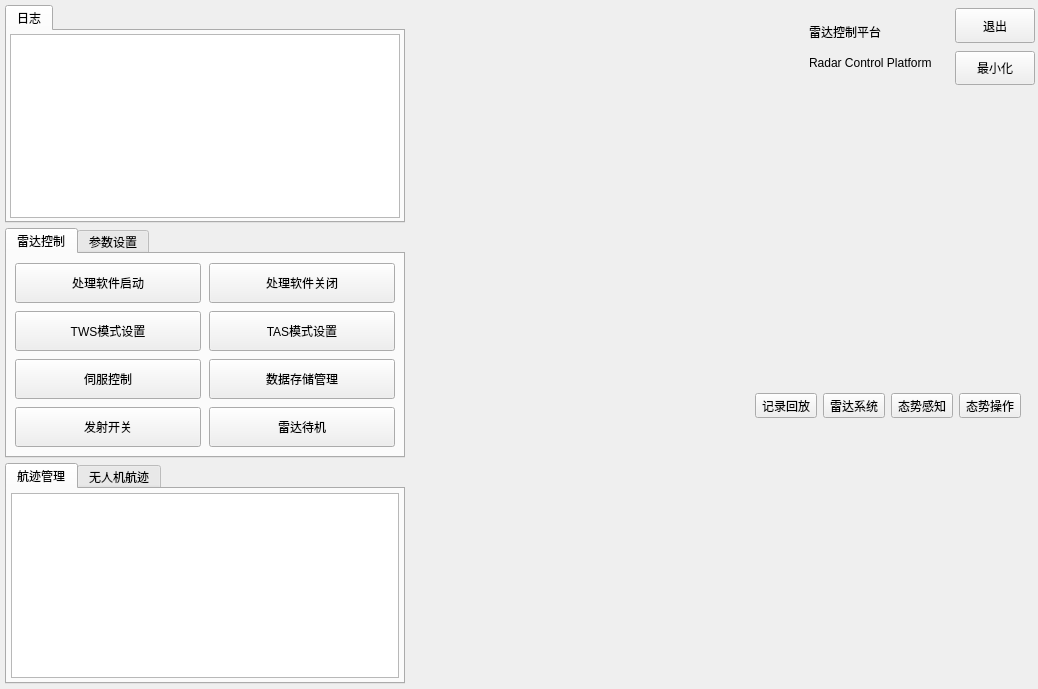
Before: the Qt Designer form mainPanel/mainoverlayout.ui in DanielWuxiaoxiao/DispCtrl, drawn with Qt 5.
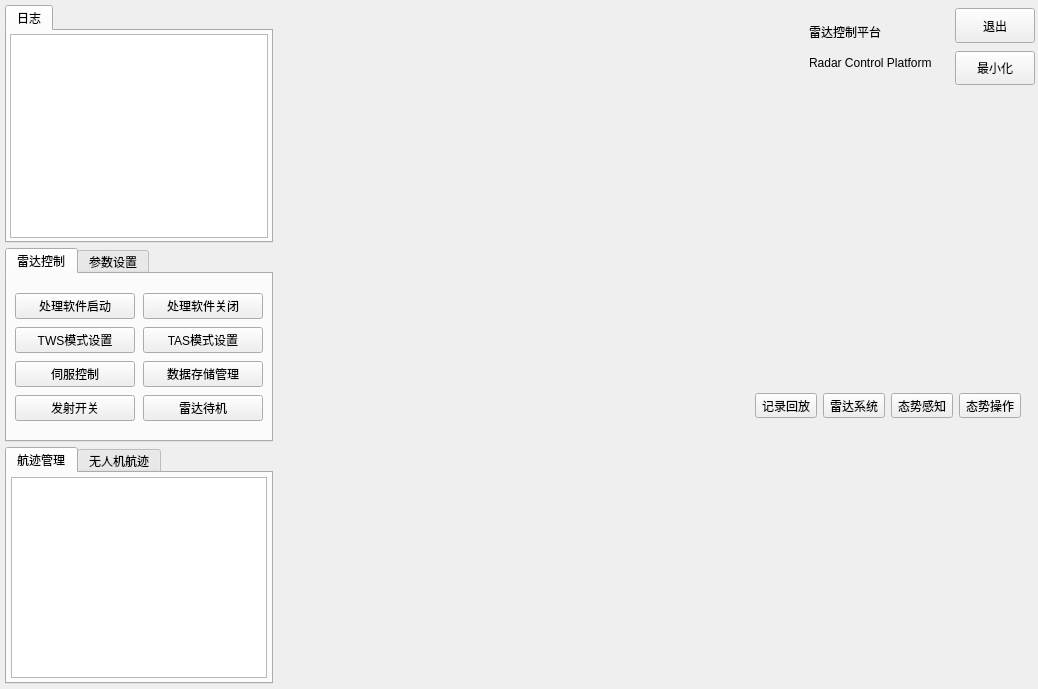
After: the same form once the commit is applied. Icons and pictures are not drawn.

What changed in the file:
```diff
--- a/mainPanel/mainoverlayout.ui
+++ b/mainPanel/mainoverlayout.ui
@@ -51,15 +51,15 @@
        <item>
         <widget class="QTabWidget" name="infoTab">
          <property name="sizePolicy">
-          <sizepolicy hsizetype="Expanding" vsizetype="Preferred">
+          <sizepolicy hsizetype="Expanding" vsizetype="Expanding">
            <horstretch>0</horstretch>
            <verstretch>0</verstretch>
           </sizepolicy>
          </property>
          <property name="maximumSize">
           <size>
-           <width>400</width>
-           <height>16777215</height>
+           <width>16777215</width>
+           <height>500</height>
           </size>
          </property>
          <property name="tabShape">
@@ -128,14 +128,14 @@
          </property>
          <property name="minimumSize">
           <size>
-           <width>400</width>
+           <width>0</width>
            <height>0</height>
           </size>
          </property>
          <property name="maximumSize">
           <size>
            <width>16777215</width>
-           <height>600</height>
+           <height>16777215</height>
           </size>
          </property>
          <property name="tabShape">
@@ -187,7 +187,7 @@
                <property name="minimumSize">
                 <size>
                  <width>0</width>
-                 <height>40</height>
+                 <height>20</height>
                 </size>
                </property>
                <property name="cursor">
@@ -203,7 +203,7 @@
                <property name="minimumSize">
                 <size>
                  <width>0</width>
-                 <height>40</height>
+                 <height>20</height>
                 </size>
                </property>
                <property name="cursor">
@@ -219,7 +219,7 @@
                <property name="minimumSize">
                 <size>
                  <width>0</width>
-                 <height>40</height>
+                 <height>20</height>
                 </size>
                </property>
                <property name="cursor">
@@ -235,7 +235,7 @@
                <property name="minimumSize">
                 <size>
                  <width>0</width>
-                 <height>40</height>
+                 <height>20</height>
                 </size>
                </property>
                <property name="cursor">
@@ -251,7 +251,7 @@
                <property name="minimumSize">
                 <size>
                  <width>0</width>
-                 <height>40</height>
+                 <height>20</height>
                 </size>
                </property>
                <property name="cursor">
@@ -267,7 +267,7 @@
                <property name="minimumSize">
                 <size>
                  <width>0</width>
-                 <height>40</height>
+                 <height>20</height>
                 </size>
                </property>
                <property name="cursor">
@@ -283,7 +283,7 @@
                <property name="minimumSize">
                 <size>
                  <width>0</width>
-                 <height>40</height>
+                 <height>20</height>
                 </size>
                </property>
                <property name="cursor">
@@ -299,7 +299,7 @@
                <property name="minimumSize">
                 <size>
                  <width>0</width>
-                 <height>40</height>
+                 <height>20</height>
                 </size>
                </property>
                <property name="cursor">
@@ -348,7 +348,7 @@
                <property name="minimumSize">
                 <size>
                  <width>0</width>
-                 <height>40</height>
+                 <height>20</height>
                 </size>
                </property>
                <property name="cursor">
@@ -364,7 +364,7 @@
                <property name="minimumSize">
                 <size>
                  <width>0</width>
-                 <height>40</height>
+                 <height>20</height>
                 </size>
                </property>
                <property name="cursor">
@@ -393,7 +393,7 @@
                <property name="minimumSize">
                 <size>
                  <width>0</width>
-                 <height>40</height>
+                 <height>20</height>
                 </size>
                </property>
                <property name="cursor">
@@ -409,7 +409,7 @@
                <property name="minimumSize">
                 <size>
                  <width>0</width>
-                 <height>40</height>
+                 <height>20</height>
                 </size>
                </property>
                <property name="cursor">
@@ -425,7 +425,7 @@
                <property name="minimumSize">
                 <size>
                  <width>0</width>
-                 <height>40</height>
+                 <height>20</height>
                 </size>
                </property>
                <property name="cursor">
@@ -605,6 +605,18 @@
          <verstretch>0</verstretch>
         </sizepolicy>
        </property>
+       <property name="minimumSize">
+        <size>
+         <width>0</width>
+         <height>0</height>
+        </size>
+       </property>
+       <property name="maximumSize">
+        <size>
+         <width>16777215</width>
+         <height>16777215</height>
+        </size>
+       </property>
        <property name="autoFillBackground">
         <bool>false</bool>
        </property>
@@ -798,7 +810,7 @@
          </property>
          <property name="maximumSize">
           <size>
-           <width>550</width>
+           <width>16777215</width>
            <height>16777215</height>
           </size>
          </property>
@@ -951,7 +963,7 @@
          </property>
          <property name="maximumSize">
           <size>
-           <width>550</width>
+           <width>16777215</width>
            <height>16777215</height>
           </size>
          </property>
```
